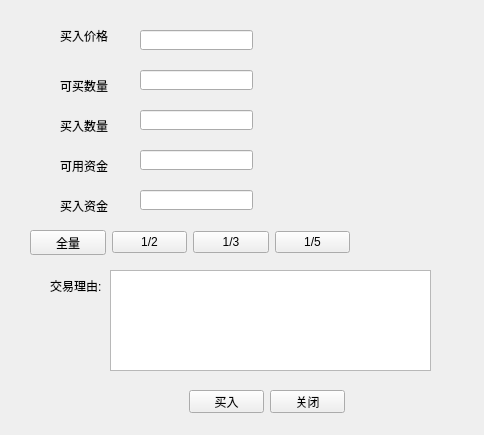
The window that StockSystem/traintrade.ui (spartawwy/StkForecast) describes before a commit, drawn with Qt 5.
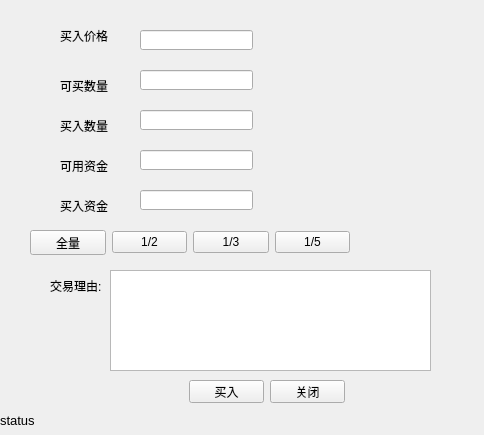
The same window after the commit.

```diff
--- a/StockSystem/traintrade.ui
+++ b/StockSystem/traintrade.ui
@@ -155,7 +155,7 @@
    <property name="geometry">
     <rect>
      <x>270</x>
-     <y>390</y>
+     <y>380</y>
      <width>75</width>
      <height>23</height>
     </rect>
@@ -168,7 +168,7 @@
    <property name="geometry">
     <rect>
      <x>189</x>
-     <y>390</y>
+     <y>380</y>
      <width>75</width>
      <height>23</height>
     </rect>
@@ -177,7 +177,7 @@
     <string>买入</string>
    </property>
   </widget>
-  <widget class="QWidget" name="">
+  <widget class="QWidget" name="layoutWidget">
    <property name="geometry">
     <rect>
      <x>30</x>
@@ -217,6 +217,24 @@
     </item>
    </layout>
   </widget>
+  <widget class="QLabel" name="lab_status">
+   <property name="geometry">
+    <rect>
+     <x>0</x>
+     <y>410</y>
+     <width>481</width>
+     <height>20</height>
+    </rect>
+   </property>
+   <property name="font">
+    <font>
+     <pointsize>10</pointsize>
+    </font>
+   </property>
+   <property name="text">
+    <string>status</string>
+   </property>
+  </widget>
  </widget>
  <resources/>
  <connections/>
```
